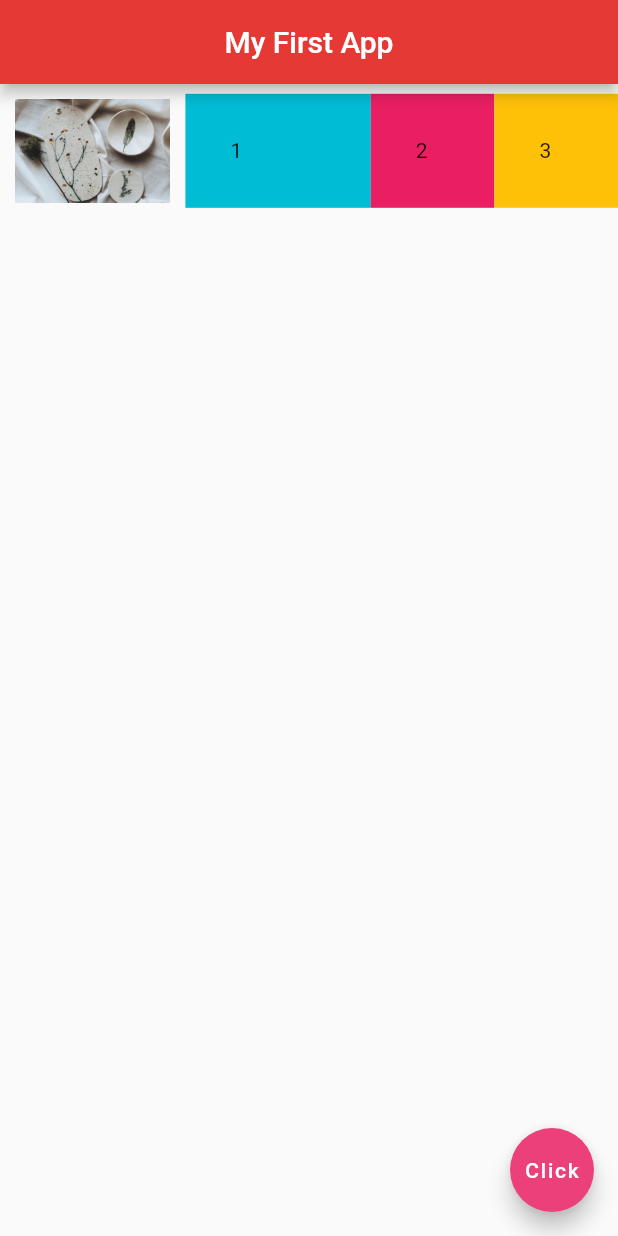
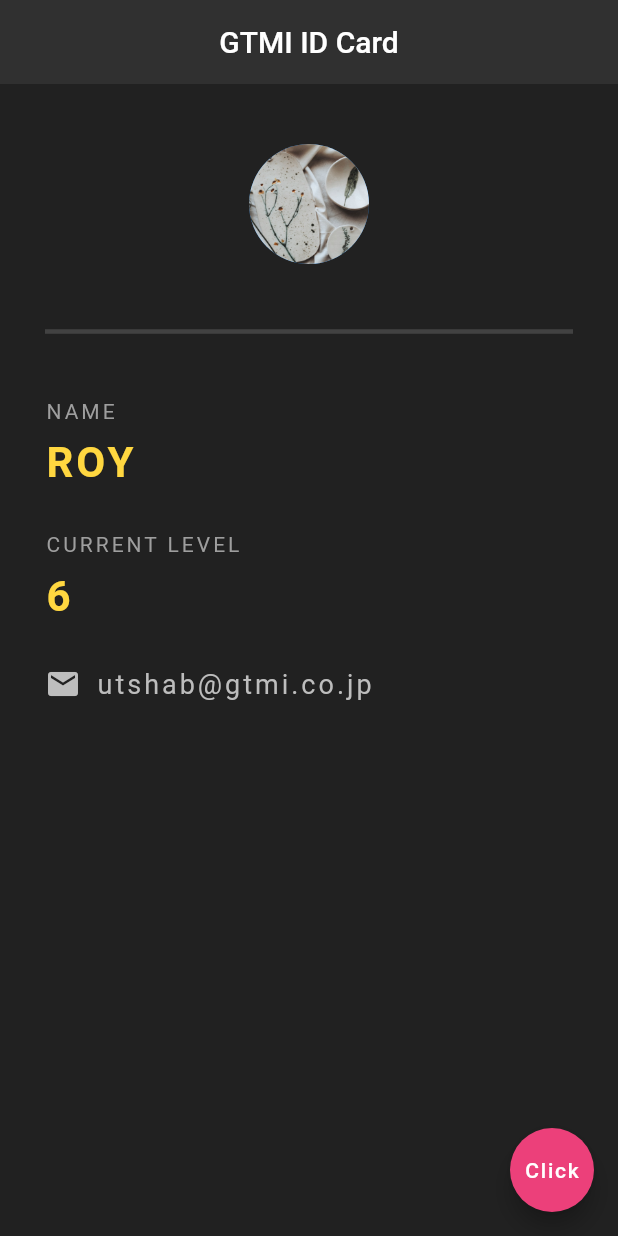
Before and after one commit to utshab-roy/flutter-ninja, a Flutter app: the screen it shows after launch, on a phone screen of 412 x 824 dp. Run offline on Flutter 3.47's test engine with Material 2 defaults, Android fonts, the phone set to English and light mode, and no system bars.

Commit message:
basic app layout design using CircleAvatar, SizedBox, asset Image, Divider widget

```diff
--- a/lib/main.dart
+++ b/lib/main.dart
@@ -10,44 +10,86 @@ class Home extends StatelessWidget {
   @override
   Widget build(BuildContext context) {
     return Scaffold(
+      backgroundColor: Colors.grey[900],
       appBar: AppBar(
-        title: Text('My First App'),
+        title: Text('GTMI ID Card'),
         centerTitle: true,
-        backgroundColor: Colors.red[600],
+        backgroundColor: Colors.grey[850],
+        elevation: 0.0,
       ),
-      body: Row(
-        children: [
-          Expanded(
-            flex: 3,
-            child: Padding(
-                padding: EdgeInsets.all(10.0),
-                child: Image.asset('assets/sample-2.jpg')),
-          ),
-          Expanded(
-            flex: 3,
-            child: Container(
-              padding: EdgeInsets.all(30.0),
-              child: Text('1'),
-              color: Colors.cyan,
+      body: Padding(
+        padding: EdgeInsets.fromLTRB(30.0, 40.0, 30.0, 0.0),
+        child: Column(
+          crossAxisAlignment: CrossAxisAlignment.start,
+          children: <Widget>[
+            Center(
+              child: CircleAvatar(
+                backgroundImage: AssetImage('assets/sample-2.jpg'),
+                radius: 40.0,
+              ),
             ),
-          ),
-          Expanded(
-            flex: 2,
-            child: Container(
-              padding: EdgeInsets.all(30.0),
-              child: Text('2'),
-              color: Colors.pink,
+            Divider(
+              height: 90.0,
+              thickness: 3.0,
+              color: Colors.grey[800],
             ),
-          ),
-          Expanded(
-            flex: 2,
-            child: Container(
-              padding: EdgeInsets.all(30.0),
-              child: Text('3'),
-              color: Colors.amber,
+            Text(
+              'NAME',
+              style: TextStyle(
+                color: Colors.grey,
+                letterSpacing: 2.0,
+              ),
             ),
-          ),
-        ],
+            SizedBox(height: 10.0),
+            Text(
+              'ROY',
+              style: TextStyle(
+                color: Colors.amberAccent[200],
+                letterSpacing: 2.0,
+                fontSize: 28.0,
+                fontWeight: FontWeight.bold,
+              ),
+            ),
+            SizedBox(height: 30.0),
+            Text(
+              'CURRENT LEVEL',
+              style: TextStyle(
+                color: Colors.grey,
+                letterSpacing: 2.0,
+              ),
+            ),
+            SizedBox(height: 10.0),
+            Text(
+              '6',
+              style: TextStyle(
+                color: Colors.amberAccent[200],
+                letterSpacing: 2.0,
+                fontSize: 28.0,
+                fontWeight: FontWeight.bold,
+              ),
+            ),
+            SizedBox(height: 30.0),
+            Row(
+              children: [
+                Icon(
+                  Icons.email,
+                  color: Colors.grey[400],
+                ),
+                SizedBox(
+                  width: 10.0,
+                ),
+                Text(
+                  'utshab@gtmi.co.jp',
+                  style: TextStyle(
+                    color: Colors.grey[400],
+                    fontSize: 18.0,
+                    letterSpacing: 2.0,
+                  ),
+                ),
+              ],
+            ),
+          ],
+        ),
       ),
       floatingActionButton: FloatingActionButton(
         onPressed: () {},
```
